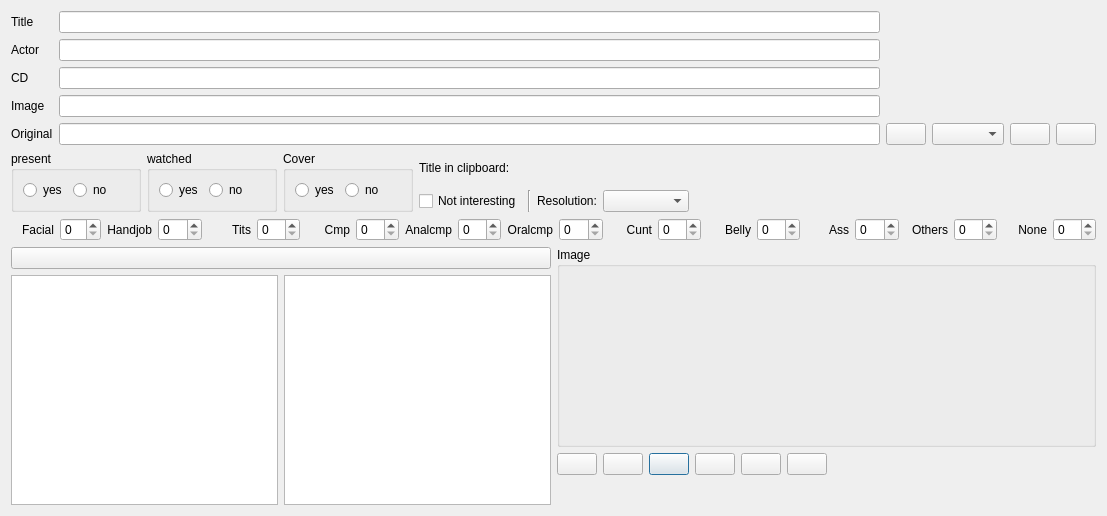
Old version of the form pordb_neu.ui in the repository hwmay/pordb3.
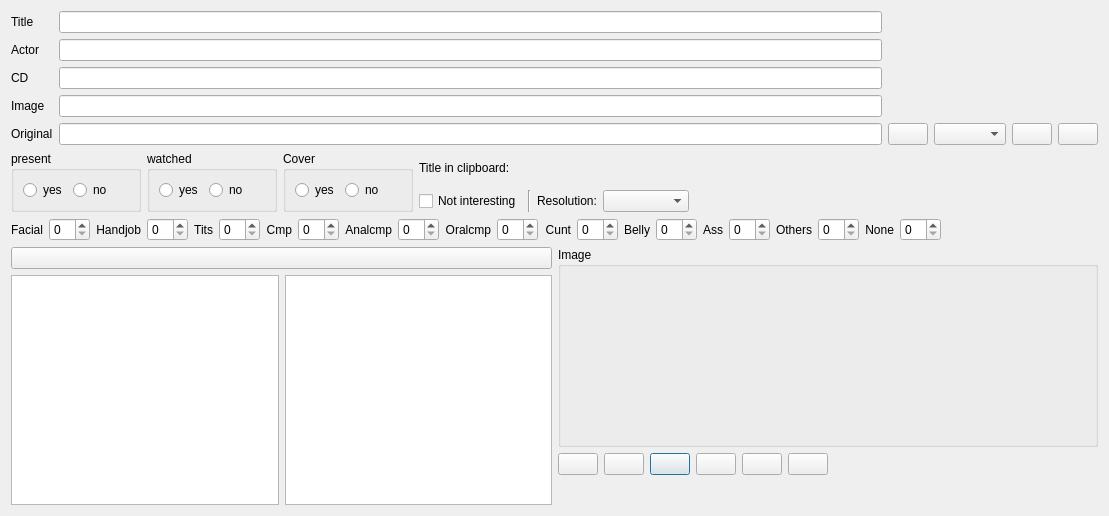
New version of the form. Icons and pictures are not drawn.

Commit message: Small design improvement in adding new scenes

```diff
--- a/pordb_neu.ui
+++ b/pordb_neu.ui
@@ -6,7 +6,7 @@
    <rect>
     <x>0</x>
     <y>0</y>
-    <width>1107</width>
+    <width>1109</width>
     <height>516</height>
    </rect>
   </property>
@@ -414,6 +414,19 @@
      <item>
       <widget class="QSpinBox" name="spinBoxK"/>
      </item>
+     <item>
+      <spacer name="horizontalSpacer_4">
+       <property name="orientation">
+        <enum>Qt::Horizontal</enum>
+       </property>
+       <property name="sizeHint" stdset="0">
+        <size>
+         <width>40</width>
+         <height>20</height>
+        </size>
+       </property>
+      </spacer>
+     </item>
     </layout>
    </item>
    <item row="3" column="0">
```
The commit also changes 1 other file.
